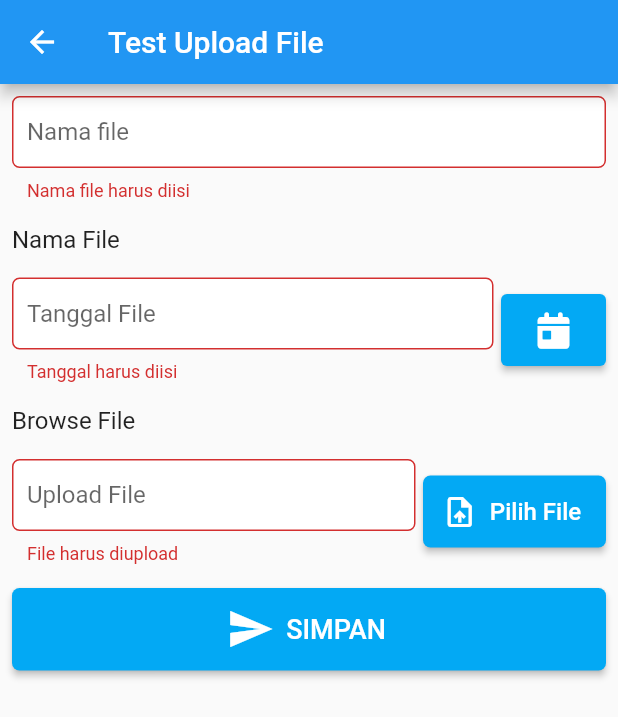
After one commit to sobatcoding21/AndroidFlutter, a Flutter app: the UploadPage screen opened directly, after a tap on "SIMPAN", on a phone screen of 412 x 824 dp. The commit adds this screen. Shown: the top 717 px of the screen. Run offline on Flutter 3.47's test engine with Material 2 defaults, Android fonts, the phone set to English and light mode, and no system bars; our stand-ins replace email_validator, file_picker, font_awesome_flutter, shared_preferences; missing offline and left inert: device_information; accounts and stored records are empty.

Commit message:
flutter upload file

```diff
--- /dev/null
+++ b/lib/views/upload_view.dart
@@ -0,0 +1,346 @@
+import 'dart:convert';
+import 'dart:io';
+
+import 'package:http/http.dart' as http;
+import 'package:intl/intl.dart';
+import 'package:flutter/material.dart';
+import 'package:font_awesome_flutter/font_awesome_flutter.dart';
+import 'package:file_picker/file_picker.dart';
+
+class UploadPage extends StatefulWidget {
+  const UploadPage({Key? key}) : super(key: key);
+
+  @override
+  State<UploadPage> createState() => _UploadPageState();
+}
+
+class _UploadPageState extends State<UploadPage> {
+  final GlobalKey<FormState> _formKey = GlobalKey<FormState>();
+  String txtNama = "";
+  String txtMulai = "";
+  String txtSelesai = "";
+  String txtTgl = "";
+
+  var txtEditNama = TextEditingController();
+  var txtDate = TextEditingController();
+  var txtFilePicker = TextEditingController();
+  DateTime date = DateTime.now();
+
+  File ? filePickerVal;
+
+  Widget buildDatePicker(context) {
+    return Padding(
+      padding: const EdgeInsets.all(8.0),
+      child: Row(
+        children: [
+          Expanded(
+            child: TextFormField(
+                readOnly: true,
+                controller: txtDate,
+                validator: (String? value) {
+                  if (value == null || value.isEmpty) {
+                    return 'Tanggal harus diisi';
+                  } else {
+                    return null;
+                  }
+                },
+                decoration: const InputDecoration(
+                  filled: true,
+                  fillColor: Colors.white,
+                  border: OutlineInputBorder(
+                      borderRadius: BorderRadius.all(
+                        Radius.circular(5.0),
+                      ),
+                      borderSide: BorderSide(color: Colors.white, width: 2)),
+                  hintText: 'Tanggal File',
+                  contentPadding: EdgeInsets.all(10.0),
+                ),
+                style: const TextStyle(fontSize: 16.0)),
+          ),
+          const SizedBox(width: 5),
+          ElevatedButton(
+              style: ElevatedButton.styleFrom(
+                  primary: Colors.lightBlue,
+                  minimumSize: const Size(70, 48),
+                  maximumSize: const Size(70, 48)),
+              onPressed: () => pickDatePicker(context),
+              child: const FaIcon(
+                FontAwesomeIcons.calendarDay,
+                color: Colors.white,
+                size: 24.0,
+              ))
+        ],
+      ),
+    );
+  }
+
+  Future pickDatePicker(BuildContext context) async {
+    final newDatePicker = await showDatePicker(
+        context: context,
+        firstDate: DateTime(DateTime.now().year),
+        lastDate: DateTime(DateTime.now().year + 5),
+        initialDate: date,
+        builder: (context, child) {
+          return Column(
+            mainAxisAlignment: MainAxisAlignment.center,
+            children: [
+              Align(
+                alignment: Alignment.center,
+                child: ConstrainedBox(
+                  constraints:
+                      const BoxConstraints(maxWidth: 400.0, maxHeight: 520.0),
+                  child: child,
+                ),
+              )
+            ],
+          );
+        });
+
+    if (newDatePicker == null) return;
+
+    setState(() {
+      //
+      String rawDate = newDatePicker.toString();
+      var explode = rawDate.split(" ");
+      String tgl = convertDateFromString(explode[0]).toString();
+      txtDate.text = tgl;
+    });
+  }
+
+  Widget buildFilePicker() {
+    return Padding(
+      padding: const EdgeInsets.all(8),
+      child: Row(
+        children: [
+          Expanded(
+            child: TextFormField(
+                readOnly: true,
+                validator: (String? value) {
+                  if (value == null || value.isEmpty) {
+                    return 'File harus diupload';
+                  } else {
+                    return null;
+                  }
+                },
+                controller: txtFilePicker,
+                decoration: const InputDecoration(
+                  filled: true,
+                  fillColor: Colors.white,
+                  border: OutlineInputBorder(
+                      borderRadius: BorderRadius.all(
+                        Radius.circular(5.0),
+                      ),
+                      borderSide: BorderSide(color: Colors.white, width: 2)),
+                  hintText: 'Upload File',
+                  contentPadding: EdgeInsets.all(10.0),
+                ),
+                style: const TextStyle(fontSize: 16.0)),
+          ),
+          const SizedBox(width: 5),
+          ElevatedButton.icon(
+            icon: const Icon(
+              Icons.upload_file,
+              color: Colors.white,
+              size: 24.0,
+            ),
+            label: const Text('Pilih File', style: TextStyle(fontSize: 16.0)),
+            onPressed: () {
+              selectFile();
+            },
+            style: ElevatedButton.styleFrom(
+              primary: Colors.lightBlue,
+              minimumSize: const Size(122, 48),
+              maximumSize: const Size(122, 48),
+              shape: RoundedRectangleBorder(
+                borderRadius: BorderRadius.circular(5.0),
+              ),
+            ),
+          ),
+        ],
+      ),
+    );
+  }
+
+  selectFile() async {
+    FilePickerResult? result = await FilePicker.platform
+        .pickFiles(type: FileType.custom, allowedExtensions: ['pdf']);
+    if (result != null) {
+      setState(() {
+        txtFilePicker.text = result.files.single.name;
+        filePickerVal = File(result.files.single.path.toString());
+      });
+    } else {
+      // User canceled the picker
+    }
+  }
+
+  void _validateInputs() {
+    if (_formKey.currentState!.validate()) {
+      //If all data are correct then save data to out variables
+      _formKey.currentState!.save();
+      simpan();
+    }
+  }
+
+  simpan() async {
+
+    final String nama = txtEditNama.text; //txtNama;
+    var rawTgl = txtDate.text.split("/");
+    var yM = rawTgl[2];
+    var mM = rawTgl[1];
+    var dM = rawTgl[0];
+    final String tgl = yM + "-" + mM + "-" + dM;
+
+    try {
+      //post date
+      Map<String, String> headers = {
+        'Content-Type': 'application/json; charset=UTF-8',
+      };
+      var request = http.MultipartRequest('POST', Uri.parse('https://api.sobatcoding.com/testing/upload'));
+
+      request.headers.addAll(headers);
+      request.fields['nama'] = nama;
+      request.fields['tgl'] = tgl;
+
+      request.files.add(http.MultipartFile('file',
+          filePickerVal!.readAsBytes().asStream(), filePickerVal!.lengthSync(),
+          filename: filePickerVal!.path.split("/").last));
+
+      var res = await request.send();
+      var responseBytes = await res.stream.toBytes();
+      var responseString = utf8.decode(responseBytes);
+
+      //debug
+      debugPrint("response code: " + res.statusCode.toString());
+      debugPrint("response: " + responseString.toString());
+
+      final dataDecode = jsonDecode(responseString);
+      debugPrint(dataDecode.toString());
+
+      if (res.statusCode == 200) {
+
+        return showDialog<void>(
+          context: context,
+          barrierDismissible: false, // user must tap button!
+          builder: (BuildContext context) {
+            return AlertDialog(
+              title: const Text('Informasi'),
+              content: SingleChildScrollView(
+                child: ListBody(
+                  children: const <Widget>[
+                    Text(
+                        "File berhasil diupload"),
+                  ],
+                ),
+              ),
+              actions: [
+                TextButton(
+                  child: const Text('OK'),
+                  onPressed: () {
+                    //
+                    Navigator.of(context, rootNavigator: false).pop();
+                  },
+                ),
+              ],
+            );
+          },
+        );
+      } else {
+
+      }
+    } catch (e) {
+      debugPrint('$e');
+
+    }
+  }
+
+  convertDateFromString(String strDate) {
+    DateTime date = DateTime.parse(strDate);
+    return DateFormat("dd/MM/yyyy").format(date);
+  }
+
+  @override
+  void initState() {
+    super.initState();
+  }
+
+  @override
+  dispose() {
+    super.dispose();
+  }
+
+  @override
+  Widget build(BuildContext context) {
+    return Scaffold(
+        appBar: AppBar(
+          title: const Text("Test Upload File"),
+        ),
+        body: Form(
+            key: _formKey,
+            child: ListView(children: <Widget>[
+              Padding(
+                padding: const EdgeInsets.all(8.0),
+                child: TextFormField(
+                    key: Key(txtNama),
+                    validator: (String? value) {
+                      if (value == null || value.isEmpty) {
+                        return 'Nama file harus diisi';
+                      } else {
+                        return null;
+                      }
+                    },
+                    controller: txtEditNama,
+                    onSaved: (String? val) {
+                      txtEditNama.text = val!;
+                    },
+                    decoration: const InputDecoration(
+                      filled: true,
+                      fillColor: Colors.white,
+                      border: OutlineInputBorder(
+                          borderRadius: BorderRadius.all(
+                            Radius.circular(5.0),
+                          ),
+                          borderSide:
+                              BorderSide(color: Colors.white, width: 2)),
+                      hintText: 'Nama file',
+                      contentPadding: EdgeInsets.all(10.0),
+                    ),
+                    style: const TextStyle(fontSize: 16.0)),
+              ),
+              const Padding(
+                padding: EdgeInsets.all(8.0),
+                child: Text("Nama File", style: TextStyle(fontSize: 16.0)),
+              ),
+              buildDatePicker(context),
+              const Padding(
+                padding: EdgeInsets.all(8.0),
+                child: Text("Browse File", style: TextStyle(fontSize: 16.0)),
+              ),
+              buildFilePicker(),
+              Container(
+              padding: const EdgeInsets.all(8.0),
+              margin: const EdgeInsets.only(bottom: 10),
+              child: ElevatedButton.icon(
+                icon: const Icon(
+                  Icons.send,
+                  color: Colors.white,
+                  size: 32.0,
+                ),
+                label: const Text('SIMPAN',
+                    style: TextStyle(fontSize: 18.0)),
+                onPressed: () {
+                  _validateInputs();
+                },
+                style: ElevatedButton.styleFrom(
+                  primary: Colors.lightBlue,
+                  minimumSize: const Size(115, 55),
+                  maximumSize: const Size(115, 55),
+                  shape: RoundedRectangleBorder(
+                    borderRadius: BorderRadius.circular(5.0),
+                  ),
+                ),
+              ),
+            )
+            ])));
+  }
+}
--- a/pubspec.yaml
+++ b/pubspec.yaml
@@ -38,6 +38,10 @@ dependencies:
   email_validator: ^2.0.1
   shared_preferences: ^2.0.11
   device_information: ^0.0.4
+  mask_text_input_formatter: ^2.3.0
+  font_awesome_flutter: ^10.1.0
+  file_picker: ^3.0.4
+  intl: ^0.17.0
 
 dev_dependencies:
   flutter_test:
```
Also changed, not shown: lib/views/home.dart (+40 -54 lines), pubspec.lock.
